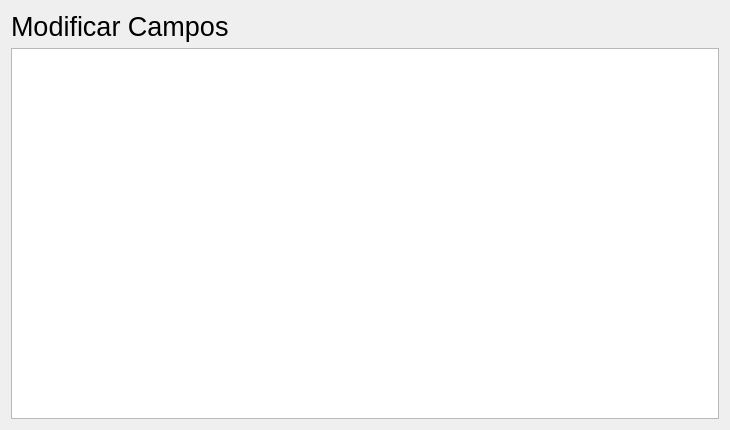
Above: modifyfieldwindow.ui from carlosvelaquez/ProyectoEDII before the change. Below: the same form after it.
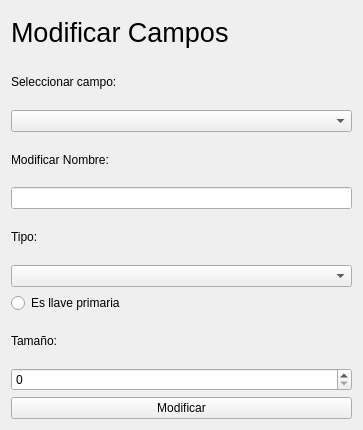
That is the form after the change.

```diff
--- a/modifyfieldwindow.ui
+++ b/modifyfieldwindow.ui
@@ -6,7 +6,7 @@
    <rect>
     <x>0</x>
     <y>0</y>
-    <width>730</width>
+    <width>363</width>
     <height>430</height>
    </rect>
   </property>
@@ -27,7 +27,58 @@
     </widget>
    </item>
    <item>
-    <widget class="QTableWidget" name="tableWidget"/>
+    <widget class="QLabel" name="label_2">
+     <property name="text">
+      <string>Seleccionar campo: </string>
+     </property>
+    </widget>
+   </item>
+   <item>
+    <widget class="QComboBox" name="comboBox_campo"/>
+   </item>
+   <item>
+    <widget class="QLabel" name="label_3">
+     <property name="text">
+      <string>Modificar Nombre:</string>
+     </property>
+    </widget>
+   </item>
+   <item>
+    <widget class="QLineEdit" name="lineEdit"/>
+   </item>
+   <item>
+    <widget class="QLabel" name="label_4">
+     <property name="text">
+      <string>Tipo:</string>
+     </property>
+    </widget>
+   </item>
+   <item>
+    <widget class="QComboBox" name="comboBox_2"/>
+   </item>
+   <item>
+    <widget class="QRadioButton" name="radioButton">
+     <property name="text">
+      <string>Es llave primaria</string>
+     </property>
+    </widget>
+   </item>
+   <item>
+    <widget class="QLabel" name="label_5">
+     <property name="text">
+      <string>Tamaño:</string>
+     </property>
+    </widget>
+   </item>
+   <item>
+    <widget class="QSpinBox" name="spinBox"/>
+   </item>
+   <item>
+    <widget class="QPushButton" name="pushButton">
+     <property name="text">
+      <string>Modificar</string>
+     </property>
+    </widget>
    </item>
   </layout>
  </widget>
```
